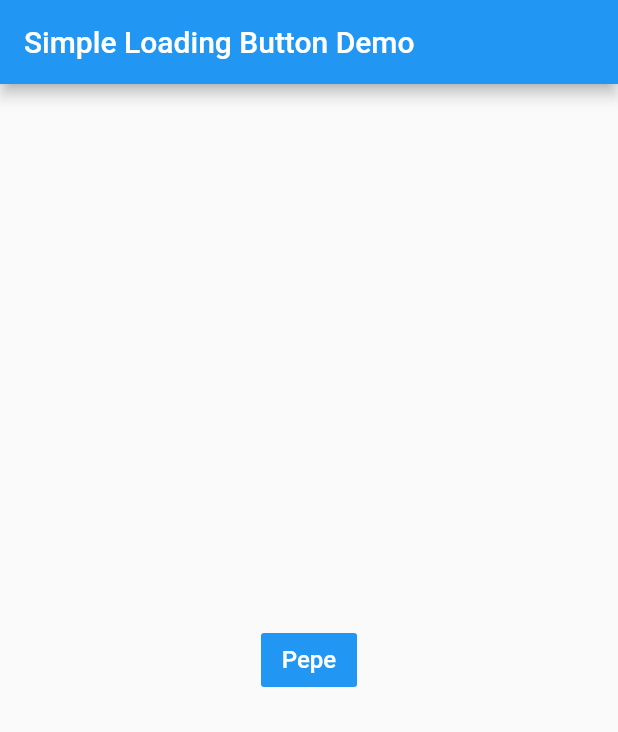
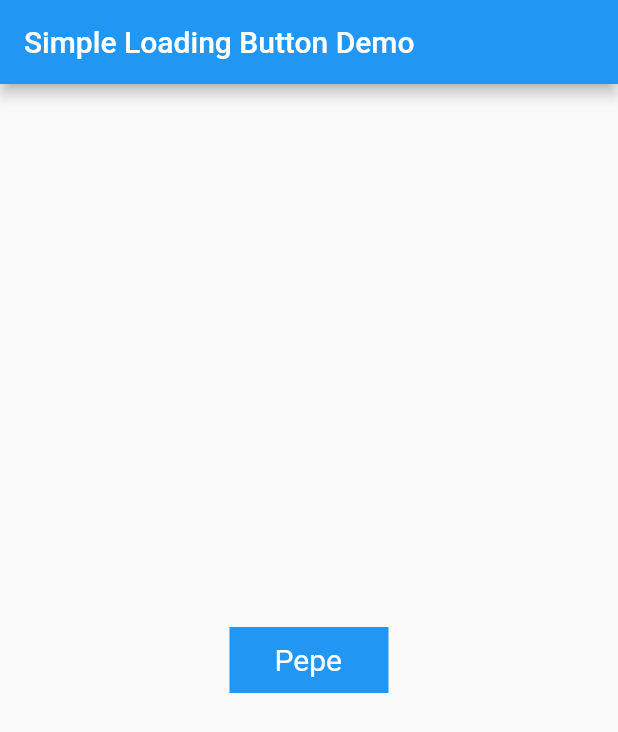
Before and after one commit to marventu94/simple_loading_button, a Flutter app: the screen it shows after launch, on a phone screen of 412 x 824 dp. Shown: the top 732 px of the screen. Run offline on Flutter 3.47's test engine with Material 2 defaults, Android fonts, the phone set to English and light mode, and no system bars.

Commit message:
new approach 2

```diff
--- a/lib/simple_loading_button.dart
+++ b/lib/simple_loading_button.dart
@@ -5,114 +5,132 @@ import 'package:flutter/material.dart';
 class SimpleLoadingButton extends StatefulWidget {
   final Function onPressed;
   final String label;
-  final double fontSize;
-  final Color? backgroundColor;
-  final Color? textColor;
-
+  final int fontSize;
   const SimpleLoadingButton({
     Key? key,
+    required this.label,
     required this.onPressed,
-    required this.label,
-    this.fontSize = 16,
-    this.backgroundColor,
-    this.textColor,
+    this.fontSize = 20,
   }) : super(key: key);
 
   @override
-  State<StatefulWidget> createState() => SimpleLoadingButtonState();
+  State<SimpleLoadingButton> createState() => _SimpleLoadingButtonState();
 }
 
-class SimpleLoadingButtonState extends State<SimpleLoadingButton>
+class _SimpleLoadingButtonState extends State<SimpleLoadingButton>
     with TickerProviderStateMixin {
-  Future _future = Future.value();
+  bool animateActive = false;
+  int endBothAnimation = 0;
+  late final AnimationController _controllerFade = AnimationController(
+    duration: const Duration(milliseconds: 300),
+    vsync: this,
+  );
 
-  Future<void> triggerEvent() async {
-    await widget.onPressed();
-    return;
+  late final Animation<double> _animationFade = CurvedAnimation(
+    parent: _controllerFade,
+    curve: Curves.easeIn,
+  );
+
+  late final AnimationController _controllerSlide = AnimationController(
+    duration: const Duration(milliseconds: 300),
+    vsync: this,
+  );
+
+  late final Animation<Offset> _animationSlide = Tween<Offset>(
+    begin: Offset.zero,
+    end: const Offset(0.4, 0.0),
+  ).animate(CurvedAnimation(
+    parent: _controllerSlide,
+    curve: Curves.easeIn,
+  ));
+
+  @override
+  void dispose() {
+    _controllerSlide.dispose();
+    _controllerFade.dispose();
+    super.dispose();
   }
 
   @override
   Widget build(BuildContext context) {
-    final theme = Theme.of(context);
-
-    Widget btnIdle = TextButton(
-      key: const ValueKey(0),
-      onPressed: () {
+    return AnimatedContainer(
+      onEnd: () {
         setState(() {
-          _future = triggerEvent();
+          if (endBothAnimation < 2) {
+            endBothAnimation++;
+          }
         });
       },
-      style: TextButton.styleFrom(
-        padding: EdgeInsets.all(widget.fontSize / 2),
-        shape: const RoundedRectangleBorder(
-          borderRadius: BorderRadius.all(Radius.circular(2.0)),
+      duration: const Duration(milliseconds: 400),
+      curve: Curves.easeInOut,
+      color: (animateActive) ? Colors.blue.withAlpha(90) : Colors.blue,
+      width: (animateActive)
+          ? widget.fontSize * 6
+          : (widget.fontSize * 6 - widget.fontSize.toDouble() * 0.7),
+      height: widget.fontSize * 2.2,
+      child: InkWell(
+        onTap: () async {
+          if (endBothAnimation == 2) {
+            endBothAnimation = 0;
+          }
+          if (!animateActive && endBothAnimation == 0) {
+            triggerAnimation();
+            await widget.onPressed();
+            triggerAnimation();
+          }
+        },
+        child: Center(
+          child: SizedBox(
+            width: double.infinity,
+            child: Padding(
+              padding: EdgeInsets.only(left: widget.fontSize.toDouble() * 0.8),
+              child: Row(
+                mainAxisSize: MainAxisSize.min,
+                children: [
+                  FadeTransition(
+                    opacity: _animationFade,
+                    child: SizedBox(
+                      height: widget.fontSize.toDouble() * 0.7,
+                      width: widget.fontSize.toDouble() * 0.7,
+                      child: const CircularProgressIndicator(),
                     ),
-        backgroundColor: widget.backgroundColor ?? theme.primaryColor,
                   ),
+                  SlideTransition(
+                    position: _animationSlide,
                     child: Text(
                       widget.label,
                       style: TextStyle(
-          color: widget.textColor ?? Colors.white,
-          fontSize: widget.fontSize,
+                        color: Colors.white,
+                        fontSize: widget.fontSize.toDouble(),
                       ),
-      ),
-    );
-
-    Widget btnLoading = TextButton(
-      key: const ValueKey(1),
-      style: TextButton.styleFrom(
-          padding: EdgeInsets.all(widget.fontSize / 2),
-          shape: const RoundedRectangleBorder(
-            borderRadius: BorderRadius.all(Radius.circular(2.0)),
-          ),
-          backgroundColor: (widget.backgroundColor != null)
-              ? widget.backgroundColor!.withAlpha(90)
-              : theme.primaryColor.withAlpha(90)),
-      onPressed: null,
-      child: Row(
-        mainAxisSize: MainAxisSize.min,
-        children: [
-          const SizedBox(width: 4),
-          SizedBox(
-            height: widget.fontSize * 0.7,
-            width: widget.fontSize * 0.7,
-            child: const CircularProgressIndicator(),
-          ),
-          const SizedBox(width: 12),
-          Text(
-            widget.label,
-            style: TextStyle(
-              color: widget.textColor ?? Colors.white,
-              fontSize: widget.fontSize,
                     ),
                   ),
                 ],
               ),
+            ),
+          ),
+        ),
+      ),
     );
-
-    return FutureBuilder(
-      future: _future,
-      builder: (context, snapshot) {
-        late Widget child;
-        if (snapshot.connectionState == ConnectionState.waiting) {
-          child = btnLoading;
-        } else {
-          child = btnIdle;
   }
 
-        return AnimatedSwitcher(
-          duration: const Duration(milliseconds: 400),
-          // ignore: todo
-          //TODO: add fade and animatied size, both transition
-          // transitionBuilder: (Widget child, Animation<double> animation) =>
-          //     SizeTransition(
-          //   axis: Axis.horizontal,
-          //   sizeFactor: animation,
-          //   child: child,
-          // ),
-          child: child,
-        );
-      },
-    );
+  triggerAnimation() {
+    setState(() {
+      if (_controllerFade.status == AnimationStatus.completed) {
+        _controllerFade.reverse();
+      } else {
+        if (_controllerFade.status == AnimationStatus.dismissed) {
+          _controllerFade.forward();
         }
       }
+      if (_controllerSlide.status == AnimationStatus.completed) {
+        _controllerSlide.reverse();
+      } else {
+        if (_controllerSlide.status == AnimationStatus.dismissed) {
+          _controllerSlide.forward();
+        }
+      }
+      animateActive = !animateActive;
+    });
+  }
+}
--- a/pubspec.yaml
+++ b/pubspec.yaml
@@ -1,6 +1,6 @@
 name: simple_loading_button
 description: Simple loading Button.
-version: 0.0.1
+version: 0.0.2
 homepage: null
 
 environment:
```
Also changed, not shown: 1 other file. Lines whose indentation alone changed are shown as unchanged.
